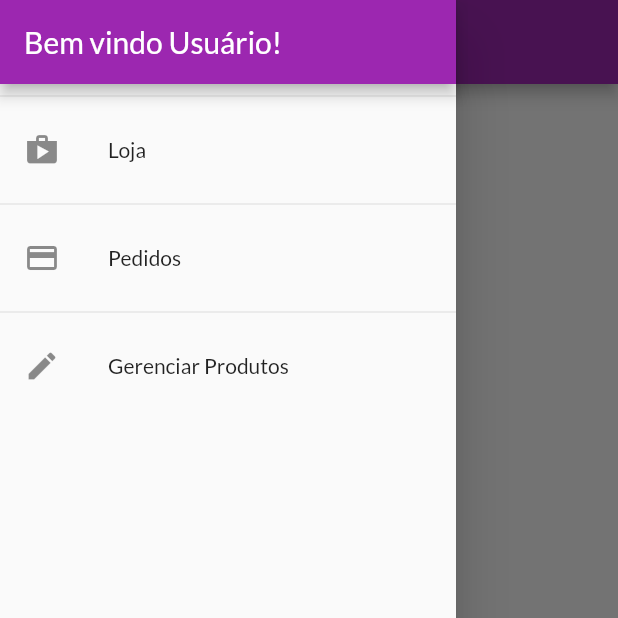
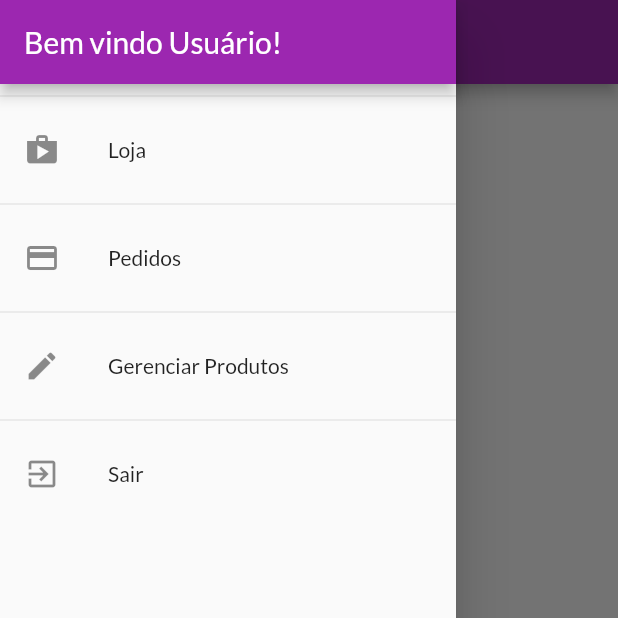
Before and after one commit to dhiegogoncalves/flutter_myshop, a Flutter app: the OrdersScreen screen opened by its route, with the side drawer open, on a phone screen of 412 x 824 dp, the top half of it. Run offline on Flutter 3.47's test engine with Material 2 defaults, Android fonts, the phone set to English and light mode, and no system bars; our stand-ins replace flutter_dotenv; network calls fail.

```diff
--- a/lib/widgets/app_drawer.dart
+++ b/lib/widgets/app_drawer.dart
@@ -1,6 +1,8 @@
 import 'package:flutter/material.dart';
 import 'package:flutter/widgets.dart';
+import 'package:myshop_flutter/providers/auth.dart';
 import 'package:myshop_flutter/utils/app_routes.dart';
+import 'package:provider/provider.dart';
 
 class AppDrawer extends StatelessWidget {
   @override
@@ -36,6 +38,14 @@ class AppDrawer extends StatelessWidget {
               Navigator.of(context).pushReplacementNamed(AppRoutes.PRODUCTS);
             },
           ),
+          Divider(),
+          ListTile(
+            leading: Icon(Icons.exit_to_app),
+            title: Text('Sair'),
+            onTap: () {
+              Provider.of<Auth>(context, listen: false).logout();
+            },
+          ),
         ],
       ),
     );
```
Also changed, not shown: lib/providers/auth.dart (+7 -0 lines).
